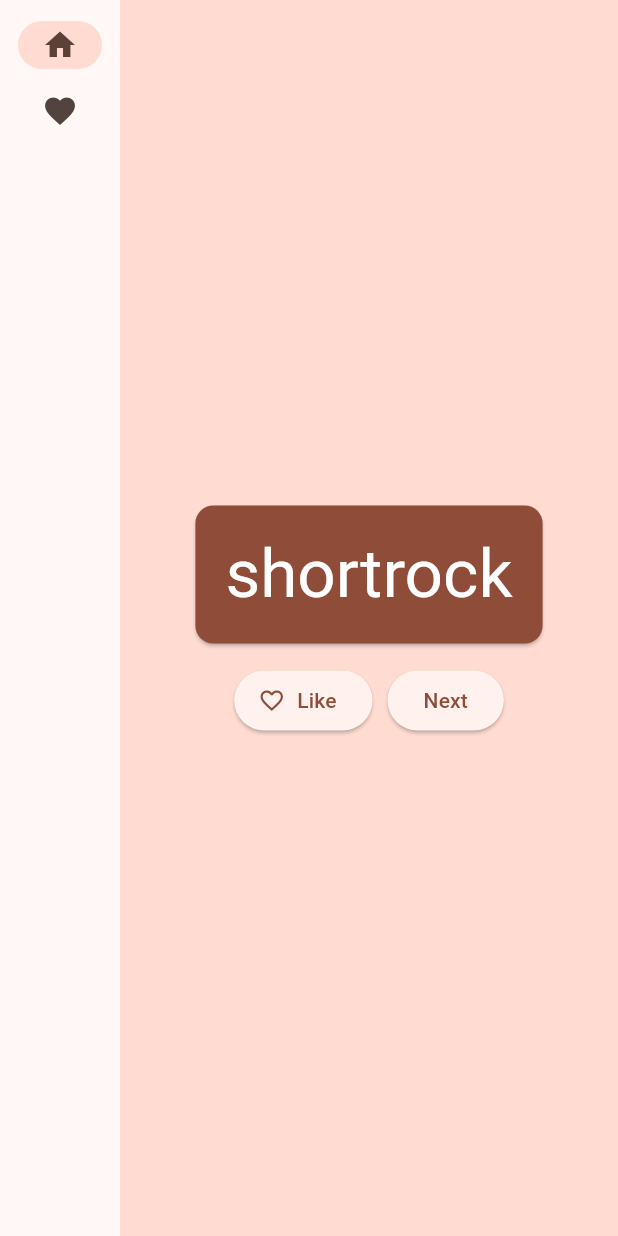
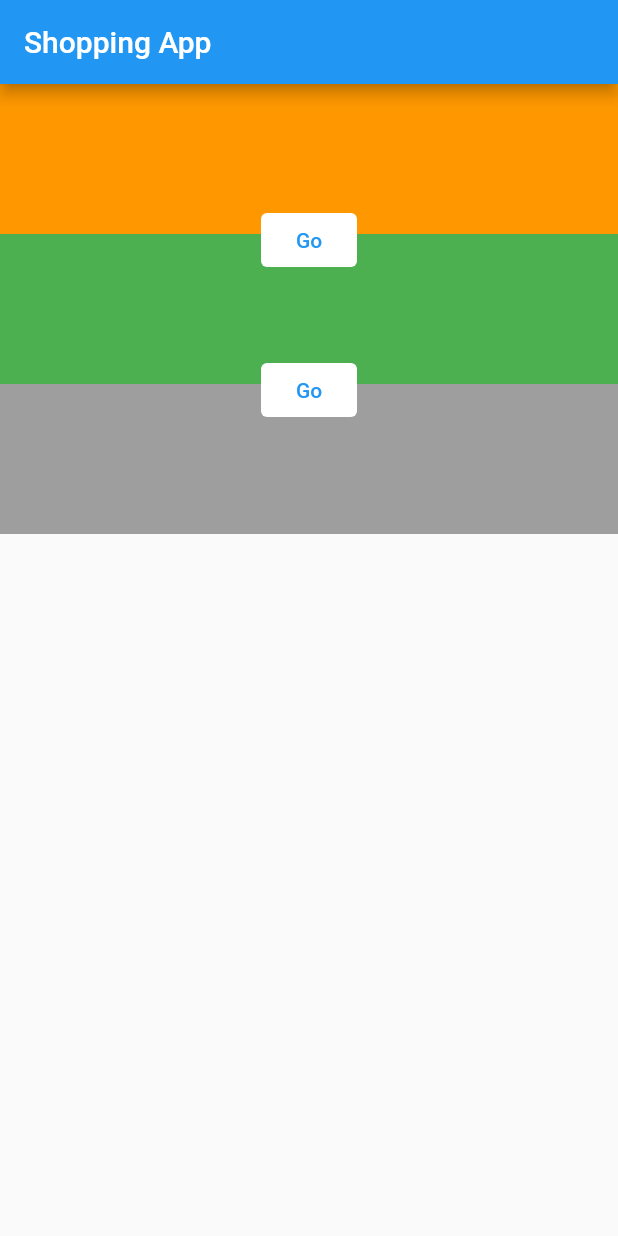
Before and after one commit to akmhmgc/my_first_flutter_app, a Flutter app: the screen it shows after launch, on a phone screen of 412 x 824 dp. Run offline on Flutter 3.47's test engine with Material 2 defaults, Android fonts, the phone set to English and light mode, and no system bars.

Commit message:
tmp: 押すと開くボタンのサンプル

```diff
--- a/lib/main.dart
+++ b/lib/main.dart
@@ -1,207 +1,235 @@
-import 'package:english_words/english_words.dart';
 import 'package:flutter/material.dart';
-import 'package:provider/provider.dart';
 
-void main() {
-  runApp(MyApp());
+class Product {
+  const Product({required this.name});
+
+  final String name;
 }
 
-class MyApp extends StatelessWidget {
-  const MyApp({super.key});
+typedef CartChangedCallback = Function(Product product, bool inCart);
+
+class ShoppingListItem extends StatelessWidget {
+  ShoppingListItem({
+    required this.product,
+    required this.inCart,
+    required this.onCartChanged,
+    required Key key,
+  }) : super(
+          key: key,
+        );
+
+  final Product product;
+  final bool inCart;
+  final CartChangedCallback onCartChanged;
+
+  Color _getColor(BuildContext context) {
+    // The theme depends on the BuildContext because different
+    // parts of the tree can have different themes.
+    // The BuildContext indicates where the build is
+    // taking place and therefore which theme to use.
+
+    return inCart //
+        ? Colors.black54
+        : Theme.of(context).primaryColor;
+  }
+
+  TextStyle? _getTextStyle(BuildContext context) {
+    if (!inCart) return null;
+
+    return const TextStyle(
+      color: Colors.black54,
+      decoration: TextDecoration.lineThrough,
+    );
+  }
 
   @override
   Widget build(BuildContext context) {
-    return ChangeNotifierProvider(
-      create: (context) => MyAppState(),
-      child: MaterialApp(
-        title: 'Namer App',
-        theme: ThemeData(
-          useMaterial3: true,
-          colorScheme: ColorScheme.fromSeed(
-            seedColor: Colors.deepOrange,
+    return ListTile(
+      onTap: () {
+        onCartChanged(product, inCart);
+      },
+      leading: CircleAvatar(
+        backgroundColor: _getColor(context),
+        child: Text(product.name[0]),
       ),
-        ),
-        home: MyHomePage(),
+      title: Text(
+        product.name,
+        style: _getTextStyle(context),
       ),
     );
   }
 }
 
-class MyAppState extends ChangeNotifier {
-  var current = WordPair.random();
+class ShoppingList extends StatefulWidget {
+  const ShoppingList({required this.products, super.key});
 
-  void getNext() {
-    current = WordPair.random();
-    notifyListeners();
+  final List<Product> products;
+
+  // The framework calls createState the first time
+  // a widget appears at a given location in the tree.
+  // If the parent rebuilds and uses the same type of
+  // widget (with the same key), the framework re-uses
+  // the State object instead of creating a new State object.
+
+  @override
+  State<ShoppingList> createState() => _ShoppingListState();
 }
 
-  var favorites = <WordPair>[];
+class _ShoppingListState extends State<ShoppingList> {
+  final _shoppingCart = <Product>{};
 
-  void toggleFavorite() {
-    if (favorites.contains(current)) {
-      favorites.remove(current);
+  void _handleCartChanged(Product product, bool inCart) {
+    setState(() {
+      // When a user changes what's in the cart, you need
+      // to change _shoppingCart inside a setState call to
+      // trigger a rebuild.
+      // The framework then calls build, below,
+      // which updates the visual appearance of the app.
+      print(_shoppingCart.runtimeType);
+
+      if (!inCart) {
+        _shoppingCart.add(product);
       } else {
-      favorites.add(current);
+        _shoppingCart.remove(product);
       }
-    notifyListeners();
-  }
+    });
   }
 
-class MyHomePage extends StatefulWidget {
-  @override
-  State<MyHomePage> createState() => _MyHomePageState();
-}
-
-class _MyHomePageState extends State<MyHomePage> {
-  var selectedIndex = 0;
   @override
   Widget build(BuildContext context) {
-    Widget page;
-    switch (selectedIndex) {
-      case 0:
-        page = GeneratorPage();
-        break;
-      case 1:
-        page = FavoritesPage();
-        break;
-      default:
-        throw UnimplementedError('no widget for $selectedIndex');
-    }
-
-    return LayoutBuilder(builder: (context, constraints) {
     return Scaffold(
-        body: Row(
-          children: [
-            SafeArea(
-              child: NavigationRail(
-                extended: constraints.maxWidth >= 600,
-                destinations: [
-                  NavigationRailDestination(
-                    icon: Icon(Icons.home),
-                    label: Text('Home'),
+      appBar: AppBar(
+        title: const Text('Shopping List'),
       ),
-                  NavigationRailDestination(
-                    icon: Icon(Icons.favorite),
-                    label: Text('Favorites'),
-                  ),
-                ],
-                selectedIndex: selectedIndex,
-                onDestinationSelected: (value) {
-                  setState(() {
-                    selectedIndex = value;
-                  });
-                },
-              ),
-            ),
-            Expanded(
-              child: Container(
-                color: Theme.of(context).colorScheme.primaryContainer,
-                child: page,
-              ),
-            ),
-          ],
-        ),
+      body: ListView(
+        padding: const EdgeInsets.symmetric(vertical: 8),
+        children: widget.products.asMap().entries.map((entry) {
+          final product = entry.value;
+          final index = entry.key;
+          return ShoppingListItem(
+            key: Key('$index'),
+            product: product,
+            inCart: _shoppingCart.contains(product),
+            onCartChanged: _handleCartChanged,
           );
-    });
-  }
-}
-
-class GeneratorPage extends StatelessWidget {
-  @override
-  Widget build(BuildContext context) {
-    var appState = context.watch<MyAppState>();
-    var pair = appState.current;
-
-    IconData icon;
-    if (appState.favorites.contains(pair)) {
-      icon = Icons.favorite;
-    } else {
-      icon = Icons.favorite_border;
-    }
-
-    return Center(
-      child: Column(
-        mainAxisAlignment: MainAxisAlignment.center,
-        children: [
-          BigCard(pair: pair),
-          SizedBox(height: 10),
-          Row(
-            mainAxisSize: MainAxisSize.min,
-            children: [
-              ElevatedButton.icon(
-                onPressed: () {
-                  appState.toggleFavorite();
-                },
-                icon: Icon(icon),
-                label: Text('Like'),
-              ),
-              SizedBox(width: 10),
-              ElevatedButton(
-                onPressed: () {
-                  appState.getNext();
-                },
-                child: Text('Next'),
-              ),
-            ],
-          ),
-        ],
+        }).toList(),
       ),
     );
   }
 }
 
-class BigCard extends StatelessWidget {
-  const BigCard({
-    super.key,
-    required this.pair,
-  });
+void main() {
+  runApp(MaterialApp(title: 'Shopping App', home: SamplePage()));
+}
 
-  final WordPair pair;
+class SamplePage extends StatefulWidget {
+  SamplePage({Key? key}) : super(key: key);
+
+  @override
+  State<SamplePage> createState() => _SamplePageState();
+}
+
+class _SamplePageState extends State<SamplePage> {
+  bool isVisibled1 = false;
+  bool isVisibled2 = false;
 
   @override
   Widget build(BuildContext context) {
-    final theme = Theme.of(context);
-    final style = theme.textTheme.displayMedium!.copyWith(
-      color: theme.colorScheme.onPrimary,
-    );
-    return Card(
-      color: theme.colorScheme.primary,
-      child: Padding(
-        padding: const EdgeInsets.all(20),
-        child: Text(
-          pair.asLowerCase,
-          style: style,
-          semanticsLabel: "${pair.first} ${pair.second}",
+    return Scaffold(
+        appBar: AppBar(title: const Text('Shopping App')),
+        body: Column(
+          children: [
+            Stack(
+              clipBehavior: Clip.none,
+              alignment: Alignment.bottomCenter,
+              children: <Widget>[
+                SizedBox(
+                  height: 100,
+                  child: Container(
+                    color: Colors.orange,
                   ),
                 ),
-    );
+              ],
+            ),
+            Visibility(
+              visible: isVisibled1,
+              child: Container(
+                height: 50,
+                decoration: BoxDecoration(
+                  border: Border.all(color: Colors.black),
+                  borderRadius: BorderRadius.circular(10),
+                ),
+                child: Center(
+                  child: Text('Hello'),
+                ),
+              ),
+            ),
+            Stack(
+              clipBehavior: Clip.none,
+              alignment: Alignment.topCenter,
+              children: <Widget>[
+                SizedBox(
+                  height: 100,
+                  child: Container(
+                    color: Colors.green,
+                  ),
+                ),
+                Visibility(
+                  child: Positioned(
+                    top: -20,
+                    child: TextButton(
+                      style: ButtonStyle(
+                        backgroundColor:
+                            MaterialStateProperty.all(Colors.white),
+                      ),
+                      onPressed: () {
+                        setState(() {
+                          isVisibled1 = !isVisibled1;
+                        });
+                      },
+                      child: const Text('Go'),
+                    ),
+                  ),
+                  visible: !isVisibled1,
+                )
+              ],
+            ),
+            Visibility(
+              visible: isVisibled1,
+              child: Container(
+                height: 50,
+                decoration: BoxDecoration(
+                  border: Border.all(color: Colors.black),
+                  borderRadius: BorderRadius.circular(10),
+                ),
+                child: Center(
+                  child: Text('Hello'),
+                ),
+              ),
+            ),
+            Stack(
+              clipBehavior: Clip.none,
+              alignment: Alignment.topCenter,
+              children: <Widget>[
+                SizedBox(
+                  height: 100,
+                  child: Container(
+                    color: Colors.grey,
+                  ),
+                ),
+                Positioned(
+                  top: -20,
+                  child: TextButton(
+                    style: ButtonStyle(
+                      backgroundColor: MaterialStateProperty.all(Colors.white),
+                    ),
+                    onPressed: () {},
+                    child: const Text('Go'),
+                  ),
+                ),
+              ],
+            ),
+          ],
+        ));
   }
 }
-
-class FavoritesPage extends StatelessWidget {
-  @override
-  Widget build(BuildContext context) {
-    var appState = context.watch<MyAppState>();
-
-    if (appState.favorites.isEmpty) {
-      return Center(
-        child: Text('No favorites yet.'),
-      );
-    }
-
-    return ListView(
-      children: [
-        Padding(
-          padding: const EdgeInsets.all(20),
-          child: Text('You have '
-              '${appState.favorites.length} favorites:'),
-        ),
-        for (var pair in appState.favorites)
-          ListTile(
-            leading: Icon(Icons.favorite),
-            title: Text(pair.asLowerCase),
-          ),
-      ],
-    );
-  }
-}
```
Also changed, not shown: sample.dart (added, +20 -0 lines). Lines whose indentation alone changed are shown as unchanged.
